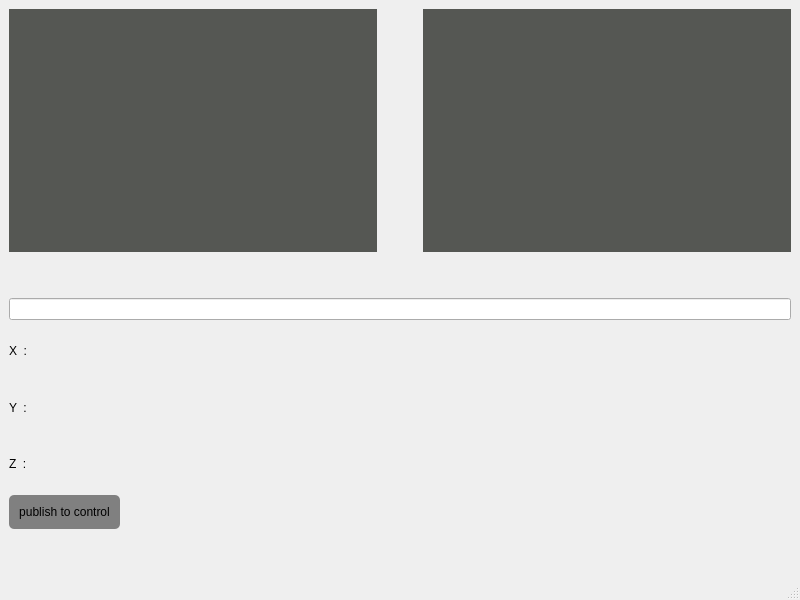
Qt form src/template_gui_package/include/template_gui_package/mainwindow4.ui (AliJohn5/RC-Dual-Arms) before a commit.
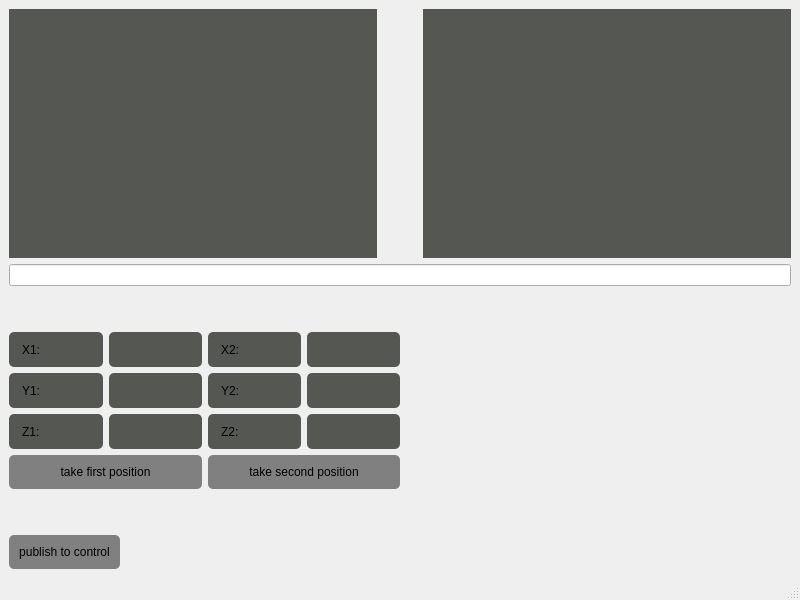
The same form after that commit. Custom widgets are drawn as their Qt base class.

```diff
--- a/src/template_gui_package/include/template_gui_package/mainwindow4.ui
+++ b/src/template_gui_package/include/template_gui_package/mainwindow4.ui
@@ -14,8 +14,10 @@
    <string>MainWindow</string>
   </property>
   <widget class="QWidget" name="centralwidget">
-   <layout class="QGridLayout" name="gridLayout">
-    <item row="0" column="0">
+   <layout class="QVBoxLayout" name="verticalLayout_6">
+    <item>
+     <layout class="QVBoxLayout" name="verticalLayout_5">
+      <item>
      <layout class="QVBoxLayout" name="verticalLayout_2">
       <item>
        <layout class="QHBoxLayout" name="horizontalLayout">
@@ -57,42 +59,64 @@
         </item>
        </layout>
       </item>
-      <item>
-       <spacer name="verticalSpacer">
-        <property name="orientation">
-         <enum>Qt::Vertical</enum>
-        </property>
-        <property name="sizeType">
-         <enum>QSizePolicy::Fixed</enum>
-        </property>
-        <property name="sizeHint" stdset="0">
-         <size>
-          <width>20</width>
-          <height>40</height>
-         </size>
-        </property>
-       </spacer>
-      </item>
       <item>
        <widget class="QLineEdit" name="lineEdit"/>
       </item>
+       </layout>
+      </item>
       <item>
-       <layout class="QHBoxLayout" name="horizontalLayout_2">
-        <item>
-         <layout class="QVBoxLayout" name="verticalLayout">
+       <layout class="QHBoxLayout" name="horizontalLayout_10">
           <item>
            <layout class="QVBoxLayout" name="verticalLayout_3">
             <item>
-             <layout class="QHBoxLayout" name="horizontalLayout_7">
+           <spacer name="verticalSpacer_2">
+            <property name="orientation">
+             <enum>Qt::Vertical</enum>
+            </property>
+            <property name="sizeType">
+             <enum>QSizePolicy::Fixed</enum>
+            </property>
+            <property name="sizeHint" stdset="0">
+             <size>
+              <width>20</width>
+              <height>40</height>
+             </size>
+            </property>
+           </spacer>
+          </item>
+          <item>
+           <layout class="QHBoxLayout" name="horizontalLayout_8">
+            <item>
+             <layout class="QVBoxLayout" name="verticalLayout">
+              <item>
+               <layout class="QHBoxLayout" name="horizontalLayout_2">
               <item>
                <widget class="QLabel" name="label_9">
+                  <property name="styleSheet">
+                   <string notr="true">QLabel{
+background-color: rgb(85, 87, 83);
+color: rgb(0, 0, 0);
+border-width: 2px;
+border-radius: 5px;
+padding: 10px;
+}</string>
+                  </property>
                 <property name="text">
-                 <string>X  : </string>
+                   <string>X1: </string>
                 </property>
                </widget>
               </item>
               <item>
                <widget class="QLabel" name="label_6">
+                  <property name="styleSheet">
+                   <string notr="true">QLabel{
+background-color: rgb(85, 87, 83);
+color: rgb(0, 0, 0);
+border-width: 2px;
+border-radius: 5px;
+padding: 10px;
+}</string>
+                  </property>
                 <property name="text">
                  <string/>
                 </property>
@@ -101,16 +125,34 @@
              </layout>
             </item>
             <item>
-             <layout class="QHBoxLayout" name="horizontalLayout_8">
+               <layout class="QHBoxLayout" name="horizontalLayout_6">
               <item>
                <widget class="QLabel" name="label_11">
+                  <property name="styleSheet">
+                   <string notr="true">QLabel{
+background-color: rgb(85, 87, 83);
+color: rgb(0, 0, 0);
+border-width: 2px;
+border-radius: 5px;
+padding: 10px;
+}</string>
+                  </property>
                 <property name="text">
-                 <string>Y  : </string>
+                   <string>Y1: </string>
                 </property>
                </widget>
               </item>
               <item>
                <widget class="QLabel" name="label_7">
+                  <property name="styleSheet">
+                   <string notr="true">QLabel{
+background-color: rgb(85, 87, 83);
+color: rgb(0, 0, 0);
+border-width: 2px;
+border-radius: 5px;
+padding: 10px;
+}</string>
+                  </property>
                 <property name="text">
                  <string/>
                 </property>
@@ -119,16 +161,34 @@
              </layout>
             </item>
             <item>
-             <layout class="QHBoxLayout" name="horizontalLayout_9">
+               <layout class="QHBoxLayout" name="horizontalLayout_7">
               <item>
                <widget class="QLabel" name="label_10">
+                  <property name="styleSheet">
+                   <string notr="true">QLabel{
+background-color: rgb(85, 87, 83);
+color: rgb(0, 0, 0);
+border-width: 2px;
+border-radius: 5px;
+padding: 10px;
+}</string>
+                  </property>
                 <property name="text">
-                 <string>Z  : </string>
+                   <string>Z1: </string>
                 </property>
                </widget>
               </item>
               <item>
                <widget class="QLabel" name="label_8">
+                  <property name="styleSheet">
+                   <string notr="true">QLabel{
+background-color: rgb(85, 87, 83);
+color: rgb(0, 0, 0);
+border-width: 2px;
+border-radius: 5px;
+padding: 10px;
+}</string>
+                  </property>
                 <property name="text">
                  <string/>
                 </property>
@@ -138,6 +198,188 @@
             </item>
            </layout>
           </item>
+            <item>
+             <layout class="QVBoxLayout" name="verticalLayout_4">
+              <item>
+               <layout class="QHBoxLayout" name="horizontalLayout_3">
+                <item>
+                 <widget class="QLabel" name="label_15">
+                  <property name="styleSheet">
+                   <string notr="true">QLabel{
+background-color: rgb(85, 87, 83);
+color: rgb(0, 0, 0);
+border-width: 2px;
+border-radius: 5px;
+padding: 10px;
+}</string>
+                  </property>
+                  <property name="text">
+                   <string>X2: </string>
+                  </property>
+                 </widget>
+                </item>
+                <item>
+                 <widget class="QLabel" name="label_16">
+                  <property name="styleSheet">
+                   <string notr="true">QLabel{
+background-color: rgb(85, 87, 83);
+color: rgb(0, 0, 0);
+border-width: 2px;
+border-radius: 5px;
+padding: 10px;
+}</string>
+                  </property>
+                  <property name="text">
+                   <string/>
+                  </property>
+                 </widget>
+                </item>
+               </layout>
+              </item>
+              <item>
+               <layout class="QHBoxLayout" name="horizontalLayout_4">
+                <item>
+                 <widget class="QLabel" name="label_21">
+                  <property name="styleSheet">
+                   <string notr="true">QLabel{
+background-color: rgb(85, 87, 83);
+color: rgb(0, 0, 0);
+border-width: 2px;
+border-radius: 5px;
+padding: 10px;
+}</string>
+                  </property>
+                  <property name="text">
+                   <string>Y2: </string>
+                  </property>
+                 </widget>
+                </item>
+                <item>
+                 <widget class="QLabel" name="label_23">
+                  <property name="styleSheet">
+                   <string notr="true">QLabel{
+background-color: rgb(85, 87, 83);
+color: rgb(0, 0, 0);
+border-width: 2px;
+border-radius: 5px;
+padding: 10px;
+}</string>
+                  </property>
+                  <property name="text">
+                   <string/>
+                  </property>
+                 </widget>
+                </item>
+               </layout>
+              </item>
+              <item>
+               <layout class="QHBoxLayout" name="horizontalLayout_5">
+                <item>
+                 <widget class="QLabel" name="label_27">
+                  <property name="styleSheet">
+                   <string notr="true">QLabel{
+background-color: rgb(85, 87, 83);
+color: rgb(0, 0, 0);
+border-width: 2px;
+border-radius: 5px;
+padding: 10px;
+}</string>
+                  </property>
+                  <property name="text">
+                   <string>Z2:</string>
+                  </property>
+                 </widget>
+                </item>
+                <item>
+                 <widget class="QLabel" name="label_22">
+                  <property name="styleSheet">
+                   <string notr="true">QLabel{
+background-color: rgb(85, 87, 83);
+color: rgb(0, 0, 0);
+border-width: 2px;
+border-radius: 5px;
+padding: 10px;
+}</string>
+                  </property>
+                  <property name="text">
+                   <string/>
+                  </property>
+                 </widget>
+                </item>
+               </layout>
+              </item>
+             </layout>
+            </item>
+           </layout>
+          </item>
+          <item>
+           <layout class="QHBoxLayout" name="horizontalLayout_11">
+            <item>
+             <widget class="QPushButton" name="take_first">
+              <property name="styleSheet">
+               <string notr="true">QPushButton {
+border-width: 2px;
+border-style: outset;
+border-color:#8E3B35;
+    background-color: #808080; /* Cornflower blue */
+    color: #000000; /* White */
+    border: none;
+    border-radius: 5px;
+    padding: 10px;}
+
+QPushButton:hover {
+    background-color:#8E3B35;
+    border-style: inset;
+}</string>
+              </property>
+              <property name="text">
+               <string>take first position</string>
+              </property>
+             </widget>
+            </item>
+            <item>
+             <widget class="QPushButton" name="take_second">
+              <property name="styleSheet">
+               <string notr="true">QPushButton {
+border-width: 2px;
+border-style: outset;
+border-color:#8E3B35;
+    background-color: #808080; /* Cornflower blue */
+    color: #000000; /* White */
+    border: none;
+    border-radius: 5px;
+    padding: 10px;}
+
+QPushButton:hover {
+    background-color:#8E3B35;
+    border-style: inset;
+}</string>
+              </property>
+              <property name="text">
+               <string>take second position</string>
+              </property>
+             </widget>
+            </item>
+           </layout>
+          </item>
+          <item>
+           <spacer name="verticalSpacer">
+            <property name="orientation">
+             <enum>Qt::Vertical</enum>
+            </property>
+            <property name="sizeType">
+             <enum>QSizePolicy::Fixed</enum>
+            </property>
+            <property name="sizeHint" stdset="0">
+             <size>
+              <width>20</width>
+              <height>40</height>
+             </size>
+            </property>
+           </spacer>
+          </item>
+          <item>
+           <layout class="QHBoxLayout" name="horizontalLayout_9">
           <item>
            <widget class="QPushButton" name="pushButton_2">
             <property name="styleSheet">
@@ -162,30 +404,26 @@
            </widget>
           </item>
           <item>
-           <spacer name="verticalSpacer_2">
-            <property name="orientation">
-             <enum>Qt::Vertical</enum>
-            </property>
-            <property name="sizeType">
-             <enum>QSizePolicy::Fixed</enum>
-            </property>
-            <property name="sizeHint" stdset="0">
-             <size>
-              <width>20</width>
-              <height>40</height>
-             </size>
-            </property>
-           </spacer>
-          </item>
-         </layout>
-        </item>
-        <item>
          <spacer name="horizontalSpacer_2">
           <property name="orientation">
            <enum>Qt::Horizontal</enum>
           </property>
-          <property name="sizeType">
-           <enum>QSizePolicy::Expanding</enum>
+              <property name="sizeHint" stdset="0">
+               <size>
+                <width>40</width>
+                <height>20</height>
+               </size>
+              </property>
+             </spacer>
+            </item>
+           </layout>
+          </item>
+         </layout>
+        </item>
+        <item>
+         <spacer name="horizontalSpacer_3">
+          <property name="orientation">
+           <enum>Qt::Horizontal</enum>
           </property>
           <property name="sizeHint" stdset="0">
            <size>
```
Lines whose indentation alone changed are shown as unchanged.
